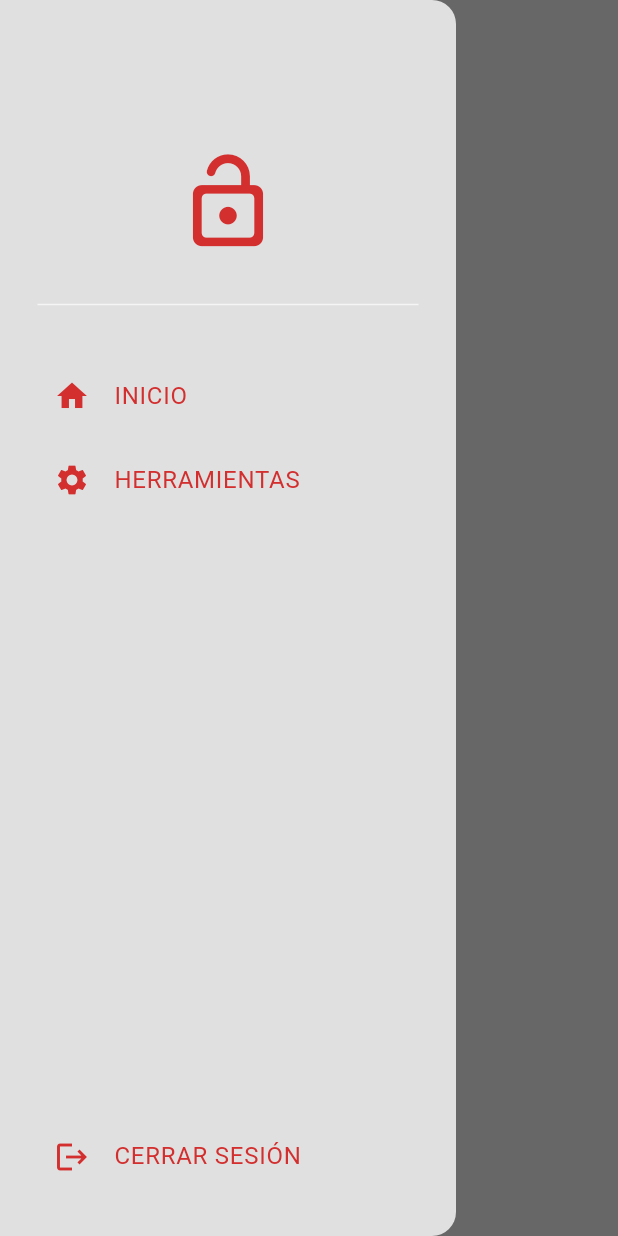
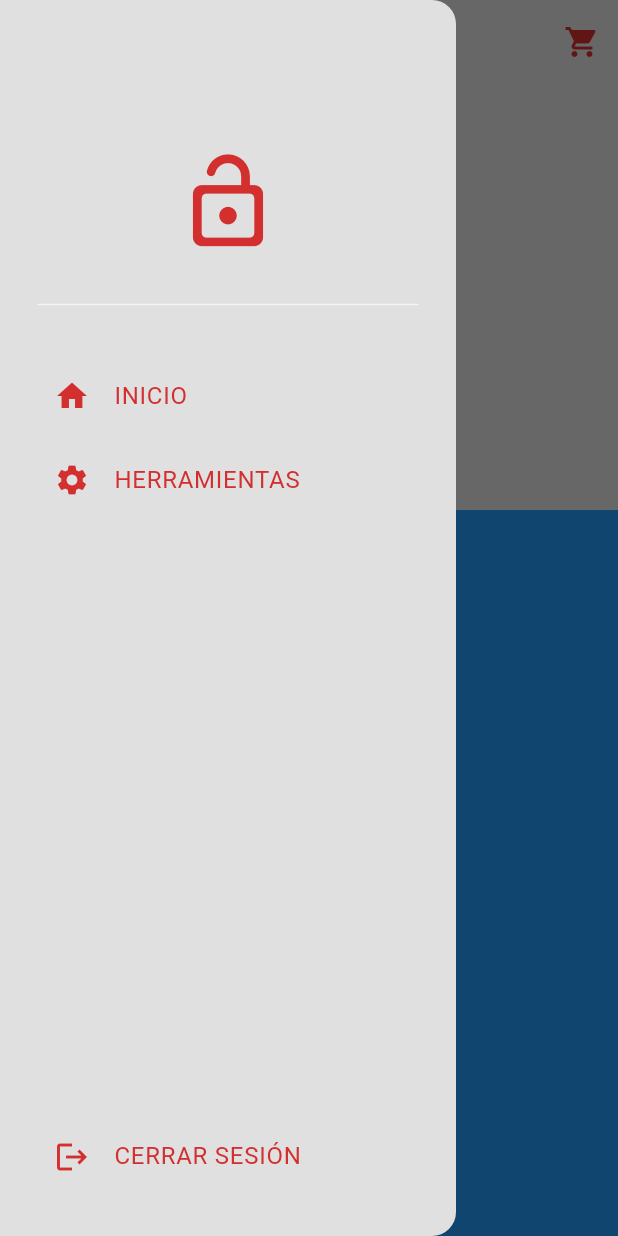
Before and after one commit to zeuss1102/delivery_app_emilio_puigcerver, a Flutter app: the HomePage screen opened directly, with the side drawer open, on a phone screen of 412 x 824 dp. Run offline on Flutter 3.47's test engine with Material 3 defaults, Android fonts, the phone set to English and light mode, and no system bars.

Commit message:
sliver app bar

```diff
--- a/lib/pages/home_page.dart
+++ b/lib/pages/home_page.dart
@@ -1,4 +1,5 @@
 import 'package:delivery_app_emilio_puigcerver/componets/my_drawer.dart';
+import 'package:delivery_app_emilio_puigcerver/componets/my_sliver_app_bar.dart';
 import 'package:flutter/material.dart';
 
 class HomePage extends StatefulWidget {
@@ -12,10 +13,15 @@ class _HomePageState extends State<HomePage> {
   @override
   Widget build(BuildContext context) {
     return Scaffold(
-      appBar: AppBar(title: Text("Inicio"),
-      backgroundColor: Theme.of(context).colorScheme.surface,
-      ),
       drawer: MyDrawer(),
+      body: NestedScrollView(
+        headerSliverBuilder: (context, InnerBoxIsScrolled) => [
+          MySliverAppBar(
+            child: Text('hola'),
+            title: Text('titulo'),)
+        ],
+        body: Container(color: Colors.blue),
+        ),
     );
   }
 }
```
Also changed, not shown: lib/componets/my_sliver_app_bar.dart (+36 -0 lines).
